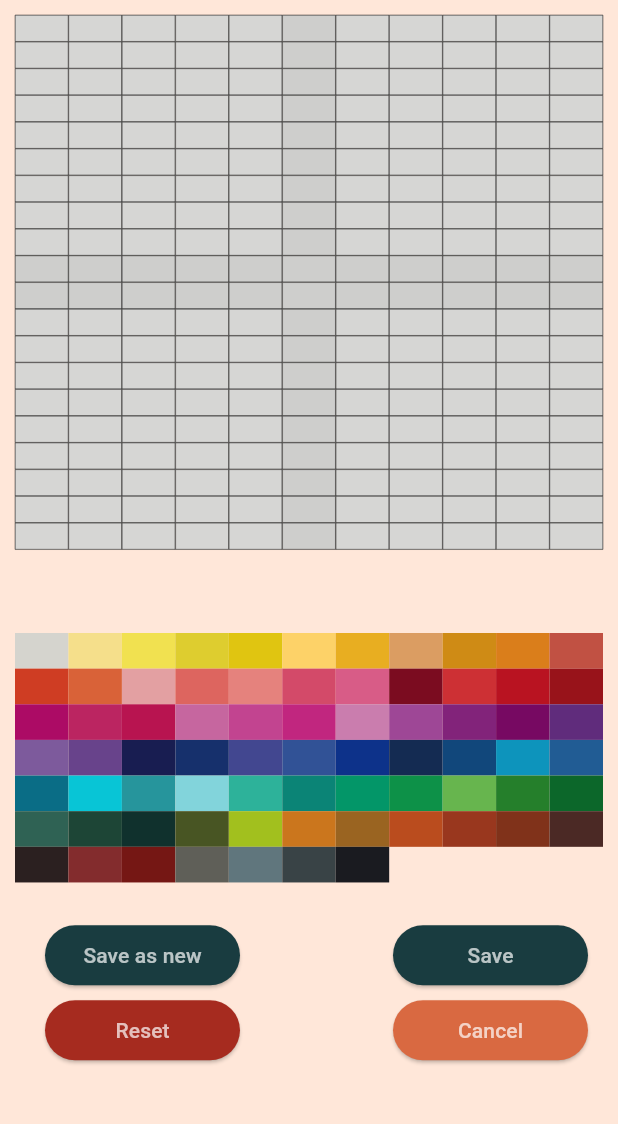
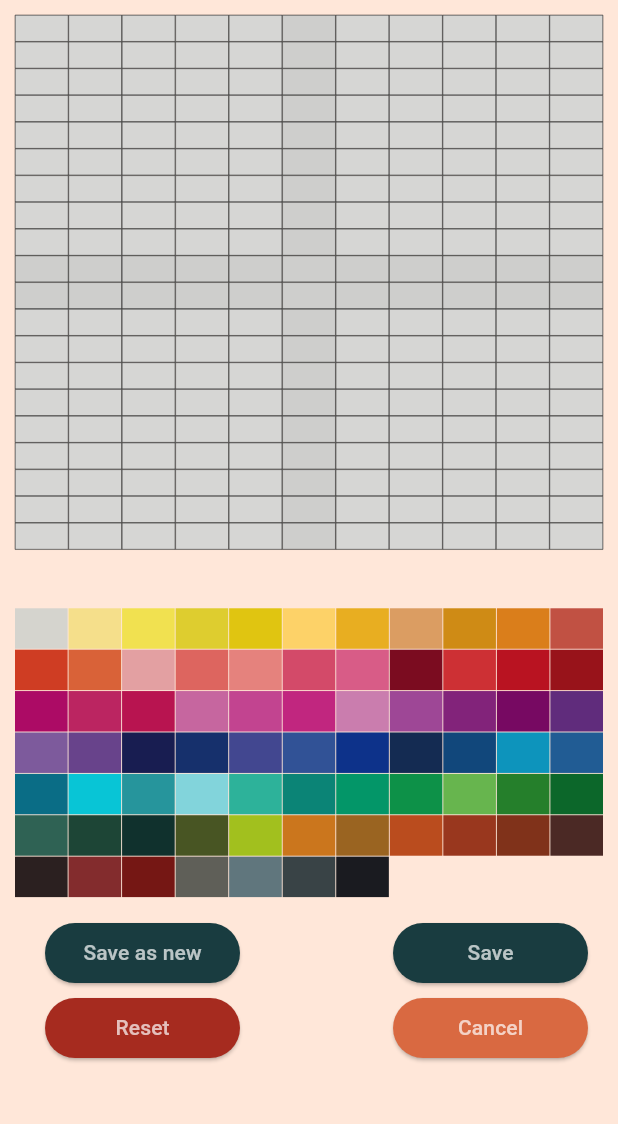
Before and after one commit to milos-73/grid_maker_bricks, a Flutter app: the EditWall screen opened directly, after a tap on "Reset", on a phone screen of 412 x 824 dp, the part 84-1208 px from its top. Run offline on Flutter 3.47's test engine with Material 3 defaults, Android fonts, the phone set to English and light mode, and no system bars; our stand-ins replace font_awesome_flutter, share_plus, shared_preferences; accounts and stored records are empty.

Commit message:
Upravené medzeri medzy jednotlivými farbami

```diff
--- a/lib/color_buttons.dart
+++ b/lib/color_buttons.dart
@@ -17,7 +17,7 @@
           child: GridView.builder(
             shrinkWrap: true,
             itemCount: 73,
-            gridDelegate: const SliverGridDelegateWithFixedCrossAxisCount(crossAxisCount: 11, childAspectRatio: 1.5),
+            gridDelegate: const SliverGridDelegateWithFixedCrossAxisCount(crossAxisCount: 11, childAspectRatio: 1.3, mainAxisSpacing: 0.6, crossAxisSpacing: 0.6),
             itemBuilder: (context, index) => ColorList(index),
           ),
         ),
--- a/lib/edit_wall.dart
+++ b/lib/edit_wall.dart
@@ -52,7 +52,7 @@
 
                   if (snapshot.hasData) {
                     brickWalls.updateEditedList(colorsNumbers);
-                    return SizedBox (height: MediaQuery.of(context).size.height * 0.5,
+                    return SizedBox (height: MediaQuery.of(context).size.height * 0.48,
                       child: GridView.builder(
                         shrinkWrap: true,
                         itemCount: 220,
--- a/lib/editor_buttons.dart
+++ b/lib/editor_buttons.dart
@@ -18,7 +18,7 @@
   @override
   Widget build(BuildContext context) {
     return Padding(
-      padding: const EdgeInsets.only(left: 20,right: 10, bottom: 15, top: 30),
+      padding: const EdgeInsets.only(left: 20,right: 10, bottom: 15, top: 45),
       child: SizedBox(width: MediaQuery.of(context).size.width,
         child: Column(
           children: [
--- a/lib/main.dart
+++ b/lib/main.dart
@@ -78,7 +78,7 @@
                       child: GridView.builder(
                         shrinkWrap: true,
                         itemCount: 73,
-                        gridDelegate: const SliverGridDelegateWithFixedCrossAxisCount(crossAxisCount: 11, childAspectRatio: 1.5),
+                        gridDelegate: const SliverGridDelegateWithFixedCrossAxisCount(crossAxisCount: 11, childAspectRatio: 1.3, mainAxisSpacing: 0.6, crossAxisSpacing: 0.6),
                         itemBuilder: (context, index) => ColorList(index),
                       ),
                     ),
--- a/lib/reset_editor.dart
+++ b/lib/reset_editor.dart
@@ -32,7 +32,7 @@
           padding: const EdgeInsets.only(left: 10,right: 10,top: 10),
           child: Column(
             children: [
-                SizedBox (height: MediaQuery.of(context).size.height * 0.5,
+                SizedBox (height: MediaQuery.of(context).size.height * 0.48,
                         child: GridView.builder(
                           shrinkWrap: true,
                           itemCount: 220,
--- a/pubspec.yaml
+++ b/pubspec.yaml
@@ -16,7 +16,7 @@
 # https://developer.apple.com/library/archive/documentation/General/Reference/InfoPlistKeyReference/Articles/CoreFoundationKeys.html
 # In Windows, build-name is used as the major, minor, and patch parts
 # of the product and file versions while build-number is used as the build suffix.
-version: 1.1.1+3
+version: 1.1.2+4
 
 environment:
   sdk: '>=3.1.0-300.0.dev <4.0.0'
```
